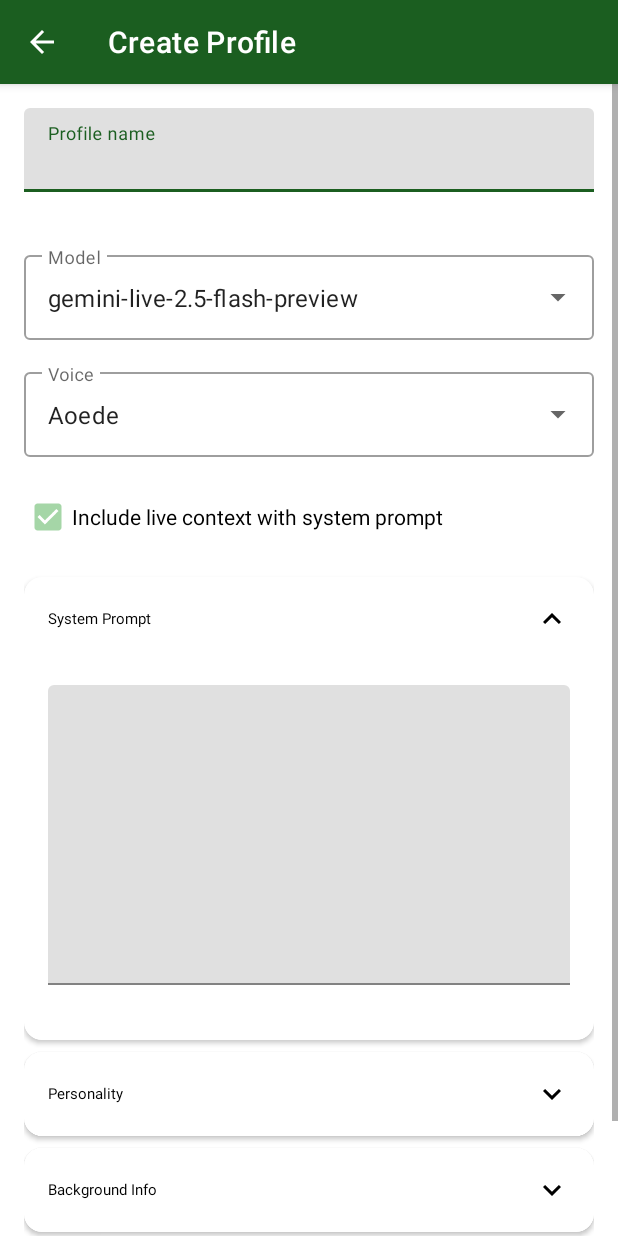
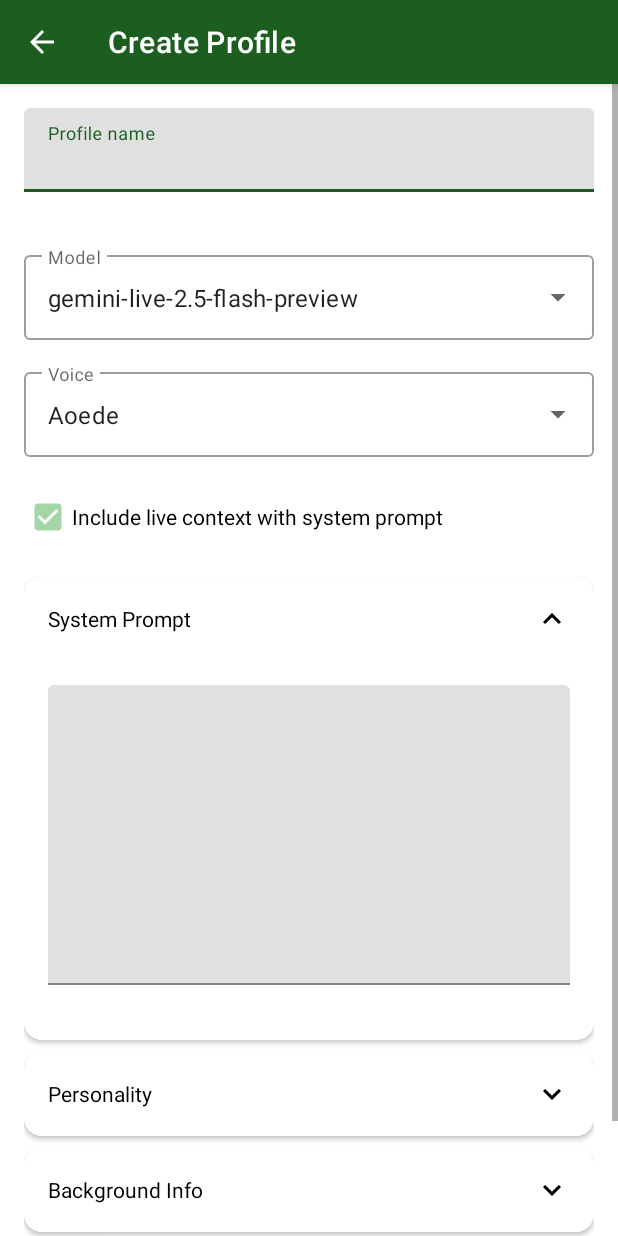
Before and after one commit to mrsheepuk/ha-live, an Android app: the ProfileEditorActivity screen opened directly, with no data from a screen before it, on a phone screen of 412 x 824 dp. Run offline under Robolectric (Android 15) with nearby library versions, the phone set to English and light mode, and no system bars.

Commit message:
fix font sizes

```diff
--- a/app/app/src/main/res/layout/activity_profile_editor.xml
+++ b/app/app/src/main/res/layout/activity_profile_editor.xml
@@ -109,7 +109,6 @@
                         android:layout_height="wrap_content"
                         android:layout_weight="1"
                         android:text="@string/profile_editor_system_prompt_title"
-                        android:textAppearance="?attr/textAppearanceTitleMedium"
                         android:textColor="?attr/colorOnSurface" />
 
                     <ImageView
@@ -187,7 +186,6 @@
                         android:layout_height="wrap_content"
                         android:layout_weight="1"
                         android:text="@string/profile_editor_personality_title"
-                        android:textAppearance="?attr/textAppearanceTitleMedium"
                         android:textColor="?attr/colorOnSurface" />
 
                     <ImageView
@@ -265,7 +263,6 @@
                         android:layout_height="wrap_content"
                         android:layout_weight="1"
                         android:text="@string/profile_editor_background_info_title"
-                        android:textAppearance="?attr/textAppearanceTitleMedium"
                         android:textColor="?attr/colorOnSurface" />
 
                     <ImageView
```
